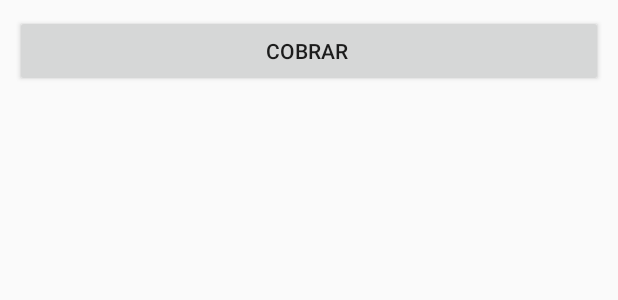
After one commit to Alucarth/emizorpos, an Android app: the layout fragment_venta.xml on its own in the app's theme, with its tools: preview values and no code run, on a phone screen of 412 x 824 dp. The commit adds this screen. Shown: the top 300 px of the screen. Run offline under Robolectric (Android 15) with nearby library versions, the phone set to English and light mode, and no system bars.

Commit message:
construyendo nueva interfaz de seleccione de productos

```diff
--- a/app/src/main/java/com/ipxserver/davidtorrez/fvpos/fragments/FragmentTabswipe.java
+++ b/app/src/main/java/com/ipxserver/davidtorrez/fvpos/fragments/FragmentTabswipe.java
@@ -96,9 +96,9 @@ public class FragmentTabswipe extends Fragment //implements ActionBar.TabListene
 //        }
 //
 //
-        gridbarAdapter = new GridbarAdapter(this,rootView.getContext());
-        gridbar= (GridView) rootView.findViewById(R.id.barraSaldo);
-        gridbar.setAdapter(gridbarAdapter);
+//        gridbarAdapter = new GridbarAdapter(this,rootView.getContext());
+//        gridbar= (GridView) rootView.findViewById(R.id.barraSaldo);
+//        gridbar.setAdapter(gridbarAdapter);
 
 //        gridbar.setVisibility(View.INVISIBLE);
 
--- /dev/null
+++ b/app/src/main/res/layout/fragment_venta.xml
@@ -0,0 +1,27 @@
+<?xml version="1.0" encoding="utf-8"?>
+<LinearLayout xmlns:android="http://schemas.android.com/apk/res/android"
+    android:layout_width="match_parent"
+    android:layout_height="match_parent"
+    android:orientation="vertical">
+
+    <Button
+        android:layout_width="match_parent"
+        android:layout_height="wrap_content"
+        android:layout_marginBottom="10dp"
+        android:layout_marginLeft="10dp"
+        android:layout_marginRight="10dp"
+        android:layout_marginTop="10dp"
+
+        android:text="Cobrar "
+        android:id="@+id/btn_cobrar" />
+
+    <FrameLayout android:id="@+id/contenedor_de_fragmentos"
+        android:layout_width="fill_parent"
+        android:layout_height="fill_parent"
+        android:layout_alignParentTop="true"
+        android:layout_alignParentLeft="true"
+        android:layout_alignParentStart="true"
+        >
+    </FrameLayout>
+
+</LinearLayout>
--- a/app/src/main/res/values/strings.xml
+++ b/app/src/main/res/values/strings.xml
@@ -1,5 +1,5 @@
 <resources>
-    <string name="app_name">Factura Virtual Online</string>
+    <string name="app_name">Emizor</string>
 
     <string name="hello_world">Hello world!</string>
     <string name="action_settings">Salir</string>
```
Also changed, not shown: app/src/main/java/com/ipxserver/davidtorrez/fvpos/PrincipalActivity.java (+14 -2 lines), app/src/main/java/com/ipxserver/davidtorrez/fvpos/fragments/FragmentVenta.java (added, +24 -0 lines), app/src/main/res/layout/frament_tabswipe.xml (+0 -20 lines), 182 other files.
